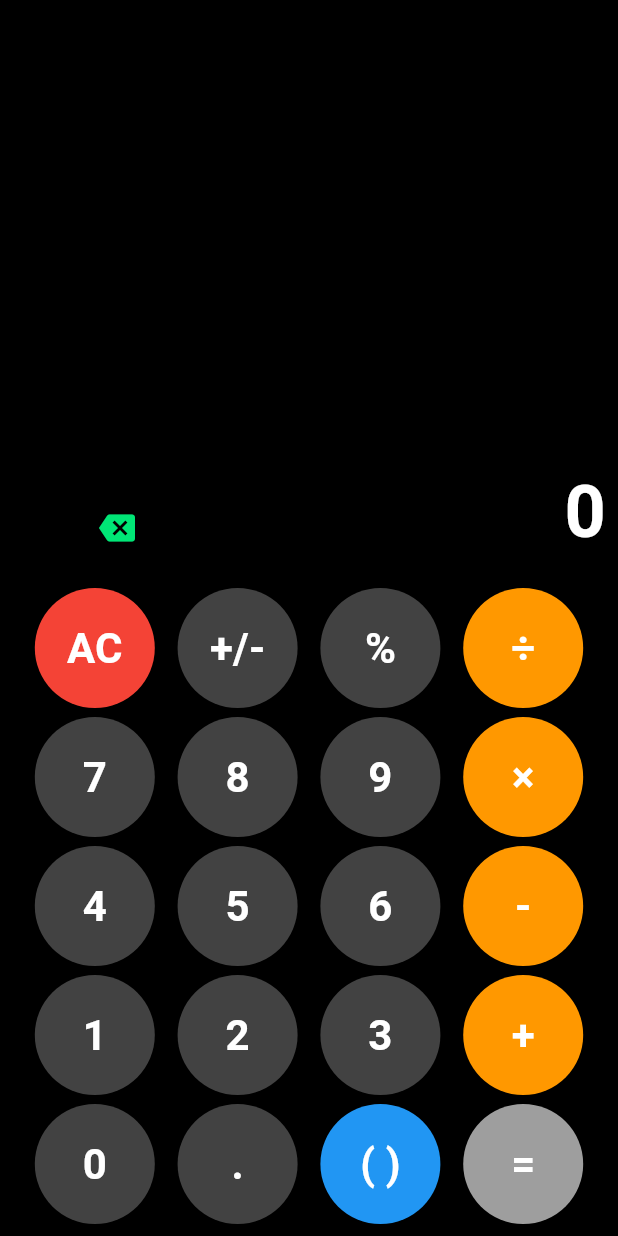
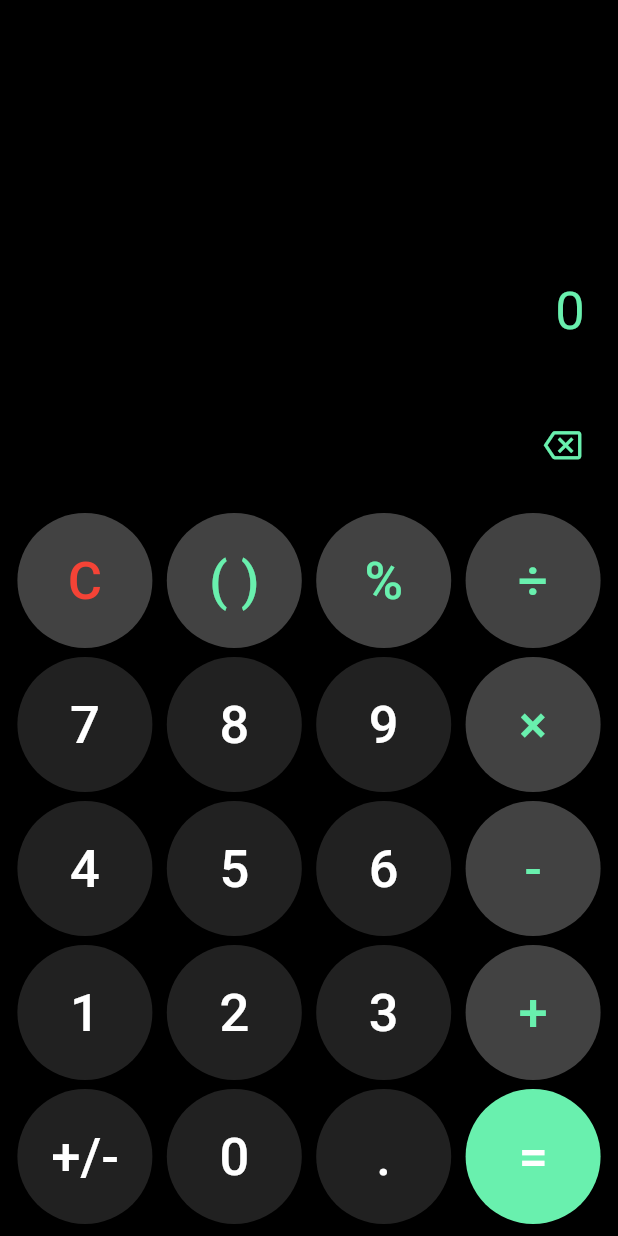
Before and after one commit to Kaanalparslan/Basic-Calculator, a Flutter app: the screen it shows after launch, on a phone screen of 412 x 824 dp. Run offline on Flutter 3.47's test engine with Material 3 defaults, Android fonts, the phone set to English and light mode, and no system bars; our stand-ins replace math_expressions.

Commit message:
tasarım güncellendi

```diff
--- a/lib/main.dart
+++ b/lib/main.dart
@@ -31,7 +31,7 @@ class _CalculatorScreenState extends State<CalculatorScreen> {
 
   void buttonPressed(String buttonText) {
     setState(() {
-      if (buttonText == "AC") {
+      if (buttonText == "C") {
         _expression = '';
         _result = '0';
         openParenthesisCount = 0; // Parantez durumu sıfırlansın
@@ -154,18 +154,18 @@ class _CalculatorScreenState extends State<CalculatorScreen> {
 
   Widget buildButton(String text, {Color? color, Color textColor = Colors.white}) {
     return SizedBox(
-      width: 80,
-      height: 80,
+      width: 90,
+      height: 90,
       child: ElevatedButton(
         onPressed: () => buttonPressed(text),
         style: ElevatedButton.styleFrom(
           shape: CircleBorder(),
-          backgroundColor: color ?? Colors.grey[800],
+          backgroundColor: color ?? Colors.grey[900],
           padding: const EdgeInsets.all(8.0),
         ),
         child: Text(
           text,
-          style: TextStyle(fontSize: 28, fontWeight: FontWeight.bold, color: textColor),
+          style: TextStyle(fontSize: 35, color: textColor),
         ),
       ),
     );
@@ -173,20 +173,20 @@ class _CalculatorScreenState extends State<CalculatorScreen> {
 
   Widget buildDeleteButtonInExpressionArea() {
     return Positioned(
-      bottom: 20, // Sol alt köşeye yakın olacak şekilde
-      left: 50, // Sol tarafa hizalandı
+      bottom: 30, // Sol alt köşeye yakın olacak şekilde
+      right: 20, // Sağ tarafa hizalandı
       child: Container(
-        width: 40, // Boyut büyütüldü
-        height: 40,
+        width: 30, // Boyut büyütüldü
+        height: 30,
         decoration: BoxDecoration(
           color: Colors.transparent, // Şeffaf arka plan
         ),
         child: IconButton(
           padding: EdgeInsets.zero,
           icon: Icon(
-            Icons.backspace,
-            size: 24, // İkon boyutu büyütüldü
-            color: Colors.greenAccent[400],
+            Icons.backspace_outlined,
+            size: 25, // İkon boyutu büyütüldü
+            color: Colors.greenAccent,
           ),
           onPressed: () => buttonPressed("⌫"),
         ),
@@ -200,7 +200,7 @@ class _CalculatorScreenState extends State<CalculatorScreen> {
       backgroundColor: Colors.black,
       body: SafeArea(
         child: Padding(
-          padding: const EdgeInsets.symmetric(horizontal: 8.0, vertical: 8.0),
+          padding: const EdgeInsets.symmetric(horizontal: 2.0, vertical: 8.0),
           child: Column(
             children: [
               // İşlem ve sonuç alanı
@@ -209,22 +209,22 @@ class _CalculatorScreenState extends State<CalculatorScreen> {
                   children: [
                     Container(
                       alignment: Alignment.centerRight,
-                      padding: const EdgeInsets.symmetric(vertical: 16.0),
+                      padding: EdgeInsets.only(bottom: 110.0, right: 20.0),
+
                       child: Column(
                         crossAxisAlignment: CrossAxisAlignment.end,
                         mainAxisAlignment: MainAxisAlignment.end,
                         children: [
                           Text(
                             _expression,
-                            style: TextStyle(fontSize: 32, color: Colors.grey),
+                            style: TextStyle(fontSize: 45, color: Colors.white),
                           ),
-                          SizedBox(height: 10),
+                          SizedBox(height: 60),
                           Text(
                             _result,
                             style: TextStyle(
-                                fontSize: 48,
-                                fontWeight: FontWeight.bold,
-                                color: Colors.white),
+                                fontSize: 35,
+                                color: Colors.greenAccent),
                           ),
                         ],
                       ),
@@ -240,50 +240,50 @@ class _CalculatorScreenState extends State<CalculatorScreen> {
                   Row(
                     mainAxisAlignment: MainAxisAlignment.spaceEvenly,
                     children: [
-                      buildButton("AC", color: Colors.red),
-                      buildButton("+/-"),
-                      buildButton("%"),
-                      buildButton("÷", color: Colors.orange),
+                      buildButton("C", color: Colors.grey[800], textColor: Colors.red),
+                      buildButton("( )", color: Colors.grey[800], textColor: Colors.greenAccent),
+                      buildButton("%", color: Colors.grey[800], textColor: Colors.greenAccent),
+                      buildButton("÷", color: Colors.grey[800], textColor: Colors.greenAccent),
                     ],
                   ),
                   SizedBox(height: 6),
                   Row(
                     mainAxisAlignment: MainAxisAlignment.spaceEvenly,
                     children: [
-                      buildButton("7"),
-                      buildButton("8"),
-                      buildButton("9"),
-                      buildButton("×", color: Colors.orange),
+                      buildButton("7", color: Colors.grey[900]),
+                      buildButton("8", color: Colors.grey[900]),
+                      buildButton("9", color: Colors.grey[900]),
+                      buildButton("×", color: Colors.grey[800], textColor: Colors.greenAccent),
                     ],
                   ),
                   SizedBox(height: 6),
                   Row(
                     mainAxisAlignment: MainAxisAlignment.spaceEvenly,
                     children: [
-                      buildButton("4"),
-                      buildButton("5"),
-                      buildButton("6"),
-                      buildButton("-", color: Colors.orange),
+                      buildButton("4", color: Colors.grey[900]),
+                      buildButton("5", color: Colors.grey[900]),
+                      buildButton("6", color: Colors.grey[900]),
+                      buildButton("-", color: Colors.grey[800], textColor: Colors.greenAccent),
                     ],
                   ),
                   SizedBox(height: 6),
                   Row(
                     mainAxisAlignment: MainAxisAlignment.spaceEvenly,
                     children: [
-                      buildButton("1"),
-                      buildButton("2"),
-                      buildButton("3"),
-                      buildButton("+", color: Colors.orange),
+                      buildButton("1", color: Colors.grey[900]),
+                      buildButton("2", color: Colors.grey[900]),
+                      buildButton("3", color: Colors.grey[900]),
+                      buildButton("+", color: Colors.grey[800], textColor: Colors.greenAccent),
                     ],
                   ),
                   SizedBox(height: 6),
                   Row(
                     mainAxisAlignment: MainAxisAlignment.spaceEvenly,
                     children: [
-                      buildButton("0"),
-                      buildButton("."),
-                      buildButton("( )", color: Colors.blue),
-                      buildButton("=", color: Colors.grey), // Parantez butonu eklendi
+                      buildButton("+/-", color: Colors.grey[900]),
+                      buildButton("0", color: Colors.grey[900]),
+                      buildButton(".", color: Colors.grey[900]),
+                      buildButton("=", color: Colors.greenAccent),
                     ],
                   ),
                 ],
```
